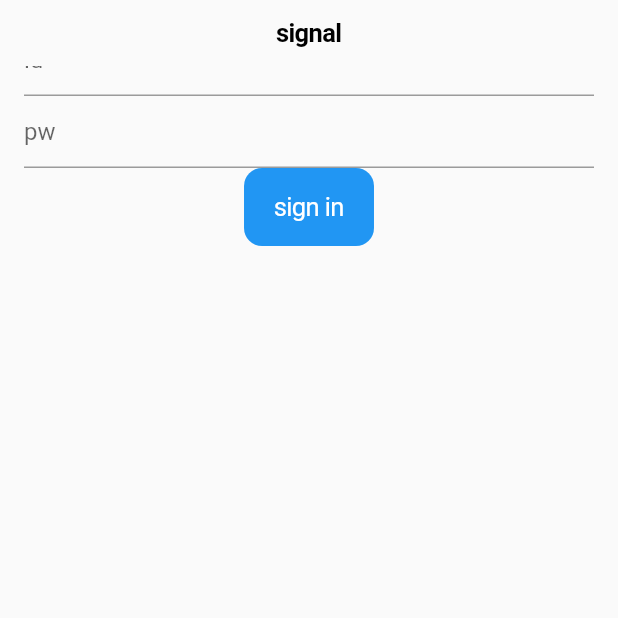
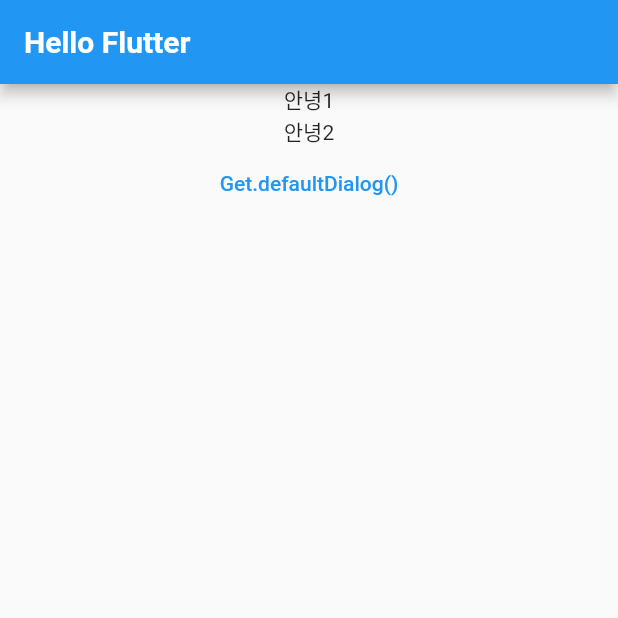
Before and after one commit to m0su/flutter, a Flutter app: the screen it shows after launch, on a phone screen of 412 x 824 dp, the top half of it. Run offline on Flutter 3.47's test engine with Material 2 defaults, Android fonts, the phone set to English and light mode, and no system bars; our stand-ins replace get.

```diff
--- /dev/null
+++ b/flutter_application_1/lib/_core/app_bar.dart
@@ -0,0 +1,12 @@
+import 'package:flutter/material.dart';
+
+AppBar appBar({
+  required String title,
+}) {
+  return AppBar(
+    title: Text(
+      title,
+      style: const TextStyle(fontSize: 18),
+    ),
+  );
+}
--- /dev/null
+++ b/flutter_application_1/lib/_core/app_color.dart
@@ -0,0 +1,33 @@
+import 'package:flutter/material.dart';
+
+const MaterialColor materialBlackColor = MaterialColor(
+  0xFF000000,
+  <int, Color>{
+    50: Color(0x00000000),
+    100: Color(0x01000000),
+    200: Color(0x02000000),
+    300: Color(0x03000000),
+    400: Color(0x04000000),
+    500: Color(0x05000000),
+    600: Color(0x06000000),
+    700: Color(0x07000000),
+    800: Color(0x08000000),
+    900: Color(0x09000000),
+  },
+);
+
+const MaterialColor materialWhiteColor = MaterialColor(
+  0xFFFFFFFF,
+  <int, Color>{
+    50: Color(0xFFFFFFFF),
+    100: Color(0x1FFFFFFF),
+    200: Color(0x2FFFFFFF),
+    300: Color(0x3FFFFFFF),
+    400: Color(0x4FFFFFFF),
+    500: Color(0x5FFFFFFF),
+    600: Color(0x6FFFFFFF),
+    700: Color(0x7FFFFFFF),
+    800: Color(0x8FFFFFFF),
+    900: Color(0x9FFFFFFF),
+  },
+);
--- /dev/null
+++ b/flutter_application_1/lib/_core/app_size.dart
@@ -0,0 +1,4 @@
+import 'package:flutter/material.dart';
+
+late Size size;
+late ThemeData theme;
--- /dev/null
+++ b/flutter_application_1/lib/_core/app_theme.dart
@@ -0,0 +1,44 @@
+import 'package:flutter/material.dart';
+import 'package:flutter_application_1/_core/app_color.dart';
+
+class AppTheme {
+  static ThemeData lightTheme = ThemeData(
+    // backgroundColor: const Color.fromRGBO(51, 51, 51, 1),
+    primaryColor: const Color.fromRGBO(151, 151, 51, 1),
+    canvasColor: const Color.fromRGBO(51, 51, 51, 1),
+    primarySwatch: materialBlackColor,
+    iconTheme: const IconThemeData(color: Colors.white),
+    textTheme: const TextTheme(
+        bodyText2: TextStyle(color: Colors.white, fontSize: 13)),
+    dividerTheme:
+        const DividerThemeData(color: Color.fromRGBO(115, 115, 115, 1)),
+    appBarTheme: const AppBarTheme(
+      elevation: 0,
+      // iconTheme: const IconThemeData(color: Colors.white),
+      backgroundColor: Color.fromRGBO(41, 41, 41, 1),
+      actionsIconTheme: IconThemeData(color: Colors.white),
+      titleTextStyle: TextStyle(
+          color: materialWhiteColor, fontSize: 20, fontWeight: FontWeight.bold),
+    ),
+  );
+
+  static ThemeData darkTheme = ThemeData(
+    // backgroundColor: const Color.fromRGBO(51, 51, 51, 1),
+    primaryColor: const Color.fromRGBO(51, 51, 51, 1),
+    canvasColor: const Color.fromRGBO(51, 51, 51, 1),
+    primarySwatch: materialBlackColor,
+    iconTheme: const IconThemeData(color: Colors.white),
+    textTheme: const TextTheme(
+        bodyText2: TextStyle(color: Colors.white, fontSize: 13)),
+    dividerTheme:
+        const DividerThemeData(color: Color.fromRGBO(115, 115, 115, 1)),
+    appBarTheme: const AppBarTheme(
+      elevation: 0,
+      // iconTheme: const IconThemeData(color: Colors.white),
+      backgroundColor: Color.fromRGBO(41, 41, 41, 1),
+      actionsIconTheme: IconThemeData(color: Colors.white),
+      titleTextStyle: TextStyle(
+          color: materialWhiteColor, fontSize: 20, fontWeight: FontWeight.bold),
+    ),
+  );
+}
--- /dev/null
+++ b/flutter_application_1/lib/initial_app.dart
@@ -0,0 +1,15 @@
+import 'package:flutter/material.dart';
+import 'package:flutter_application_1/_core/app_size.dart';
+import 'package:flutter_application_1/main_screen.dart';
+
+class InitialApp extends StatelessWidget {
+  const InitialApp({Key? key}) : super(key: key);
+
+  @override
+  Widget build(BuildContext context) {
+    size = MediaQuery.of(context).size;
+    theme = Theme.of(context);
+
+    return const MainScreen();
+  }
+}
--- a/flutter_application_1/lib/main.dart
+++ b/flutter_application_1/lib/main.dart
@@ -1,104 +1,69 @@
+// import 'dart:developer';
+
 import 'package:flutter/material.dart';
-import 'package:english_words/english_words.dart';
-import 'package:flutter/cupertino.dart';
+import 'package:flutter/services.dart';
+import 'package:get/get.dart';
+import 'package:provider/provider.dart';
+// import 'package:logger/logger.dart';
 
-void main() => runApp(MyApp());
+import 'package:flutter_application_1/_core/app_bar.dart';
+import 'package:flutter_application_1/screen_ui.dart';
+import 'package:flutter_application_1/app_get.dart';
+import 'package:flutter_application_1/_core/app_theme.dart';
+import 'package:flutter_application_1/initial_app.dart';
 
-class MyApp extends StatelessWidget {
+// Logger logger = Logger();
+
+void main() {
+  WidgetsFlutterBinding.ensureInitialized();
+  // Provider.debugCheckInvalidValueType = null;
+  runApp(const App());
+}
+
+class App extends StatelessWidget {
+  const App({Key? key}) : super(key: key);
+
   @override
   Widget build(BuildContext context) {
     return MaterialApp(
-      title: 'Startup Name Generator',
-      home: SignIn(),
-    );
+        theme: ThemeData(primaryColor: Colors.white), //AppTheme.lightTheme,
+        darkTheme: ThemeData.dark(),
+        home: const InitialApp(),
+        routes: {});
   }
 }
 
-class SignIn extends StatefulWidget {
-  @override
-  SignInView createState() => SignInView();
-}
-
-class SignInView extends State<SignIn> {
-  @override
-  Widget build(BuildContext context) {
-    return CupertinoPageScaffold(
-      navigationBar: const CupertinoNavigationBar(middle: Text('signal')),
-      child: Padding(
-        padding: EdgeInsets.all(16.0),
-        child: _buildSignIn(),
-      ),
-    );
-  }
-
-  Widget _buildSignIn() {
-    return Column(children: [
-      TextField(
-        onSubmitted: (String text) {
-          setState(() {
-            if (true) {
-            } else {}
-          });
-        },
-        decoration: InputDecoration(hintText: "id"),
-      ),
-      TextField(
-        onSubmitted: (String text) {
-          setState(() {
-            if (true) {
-            } else {}
-          });
-        },
-        decoration: InputDecoration(hintText: "pw"),
-      ),
-      CupertinoButton.filled(
-        onPressed: () {},
-        child: Text("sign in"),
-        disabledColor: CupertinoColors.inactiveGray,
-      )
-    ]);
-  }
-}
-
-class RandomWords extends StatefulWidget {
-  @override
-  RandomWordsState createState() => RandomWordsState();
-}
-
-class RandomWordsState extends State<RandomWords> {
-  final _suggestions = <WordPair>[];
-  final _biggerFont = const TextStyle(fontSize: 18.0);
+class HelloFlutter extends StatelessWidget {
+  const HelloFlutter({super.key});
 
   @override
   Widget build(BuildContext context) {
+    Get.put(ListApp());
+    ListApp _controller = Get.find<ListApp>();
     return Scaffold(
-      appBar: AppBar(
-        title: Text('Startup Name Generator'),
-      ),
-      body: _buildSuggestions(),
-    );
-  }
-
-  Widget _buildSuggestions() {
-    return ListView.builder(
-        padding: const EdgeInsets.all(16.0),
-        itemBuilder: /*1*/ (context, i) {
-          if (i.isOdd) return Divider(); /*2*/
-
-          final index = i ~/ 2; /*3*/
-          if (index >= _suggestions.length) {
-            _suggestions.addAll(generateWordPairs().take(10)); /*4*/
-          }
-          return _buildRow(_suggestions[index]);
-        });
-  }
-
-  Widget _buildRow(WordPair pair) {
-    return ListTile(
-      title: Text(
-        pair.asPascalCase,
-        style: _biggerFont,
-      ),
-    );
+        appBar: appBar(title: 'Count App With Get X(Reactive)'),
+        body: Obx(
+          () => screenUI(
+            context: context,
+            count: _controller.rxCount.value,
+            selectCount: _controller.rxSelectCount.value,
+            onIncrement: () {
+              HapticFeedback.mediumImpact();
+              _controller.increment();
+            },
+            onDecrement: () {
+              HapticFeedback.mediumImpact();
+              _controller.decrement();
+            },
+            onReset: () {
+              HapticFeedback.mediumImpact();
+              _controller.reset();
+            },
+            onCount: (int number) {
+              HapticFeedback.mediumImpact();
+              _controller.changedCount(number);
+            },
+          ),
+        ));
   }
 }
--- /dev/null
+++ b/flutter_application_1/lib/main_screen.dart
@@ -0,0 +1,42 @@
+import 'package:flutter/material.dart';
+import 'package:flutter_application_1/_core/app_size.dart';
+import 'package:get/get.dart';
+
+class MainScreen extends StatelessWidget {
+  const MainScreen({super.key});
+
+  @override
+  Widget build(BuildContext context) {
+    size = MediaQuery.of(context).size;
+    // return Consumer<MainProvider>(builder: (context, state, child) {
+    return Scaffold(
+      appBar: AppBar(
+        title: const Text(
+          "Hello Flutter",
+          style: TextStyle(
+            fontWeight: FontWeight.bold,
+          ),
+        ),
+      ),
+      body: SingleChildScrollView(
+        child: Center(
+          child: Column(
+            children: [
+              Text("안녕1"),
+              Text("안녕2"),
+              TextButton(
+                onPressed: () => Get.defaultDialog(
+                    // 기본 대화창 생성
+                    title: 'Dialog', // 대화창 title
+                    middleText: 'Dialog' // 대화창 Description
+                    ),
+                child: const Text('Get.defaultDialog()'),
+              ),
+            ],
+          ),
+        ),
+      ),
+    );
+    // });
+  }
+}
--- a/flutter_application_1/pubspec.yaml
+++ b/flutter_application_1/pubspec.yaml
@@ -38,6 +38,7 @@ dependencies:
   cupertino_icons: ^1.0.2
   english_words: ^4.0.0
   provider: ^6.0.0
+  get: ^4.6.5
 
 dev_dependencies:
   flutter_test:
```
Also changed, not shown: flutter_application_1/lib/app_get.dart (added, +13 -0 lines), flutter_application_1/lib/screen_ui.dart (added, +123 -0 lines), flutter_application_1/pubspec.lock, 3 other files.
